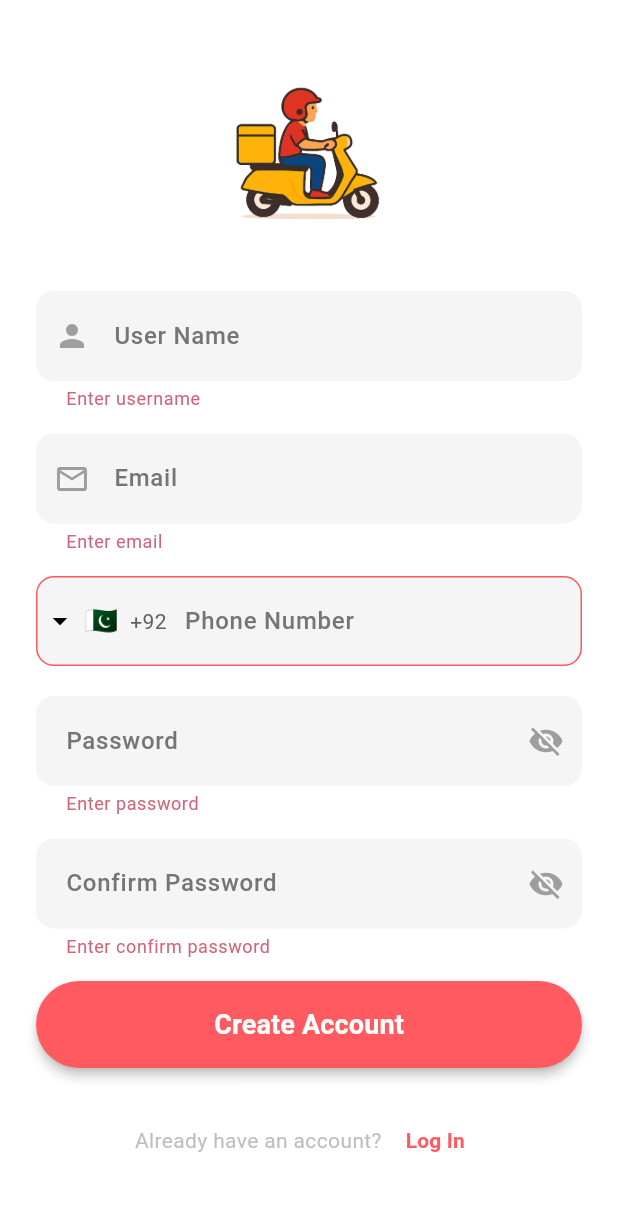
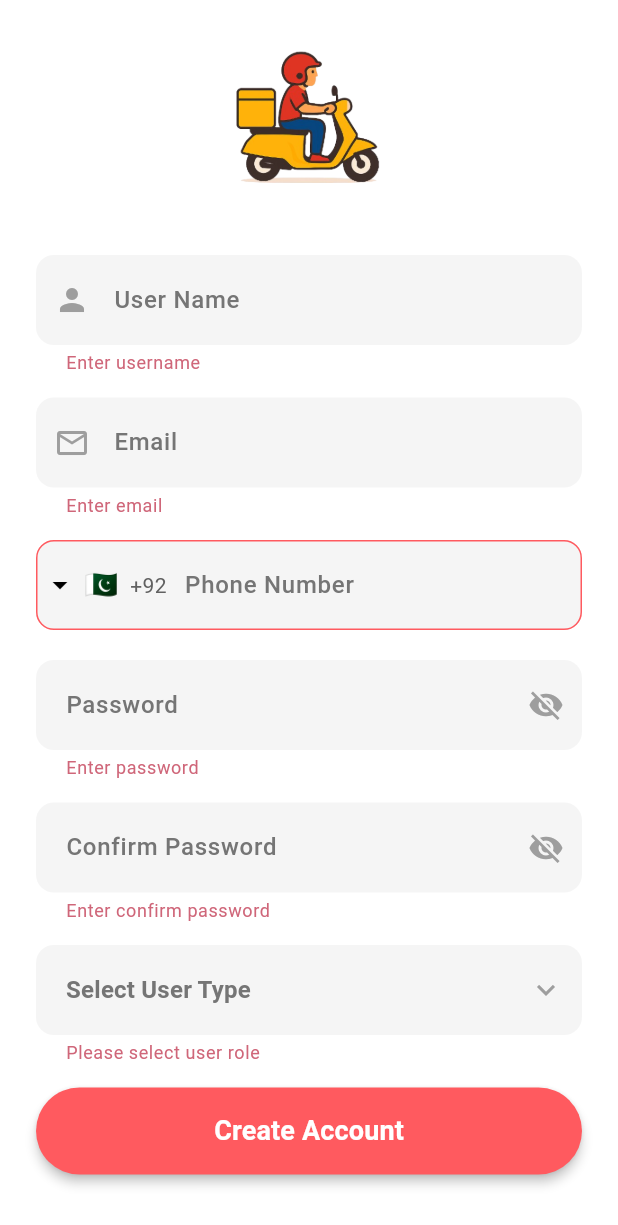
Before and after one commit to Axfal/food_panda_app, a Flutter app: the SignupScreen screen opened by its route, after a tap on "Create Account", on a phone screen of 412 x 824 dp. Shown: the top 1225 px of the screen. Run offline on Flutter 3.47's test engine with Material 3 defaults, Android fonts, the light colour scheme and no system bars; drawn by our look-alikes of intl_phone_field; our stand-ins replace animate_do, another_flushbar, bloc, cached_network_image, equatable, flutter_bloc and 10 more; missing offline and left inert: google_maps_flutter_android, google_maps_flutter_platform_interface; accounts and stored records are empty.

Commit message:
authentication complete for both vender and customer

```diff
--- a/lib/bloc/auth/sign_up/signup_event.dart
+++ b/lib/bloc/auth/sign_up/signup_event.dart
@@ -55,6 +55,15 @@ class CountryCodeChange extends SignupEvent {
   List<Object> get props => [countryCode];
 }
 
+class RoleChange extends SignupEvent {
+  final String role;
+  const RoleChange({required this.role});
+
+  @override
+  // TODO: implement props
+  List<Object> get props => [role];
+}
+
 class SignupApi extends SignupEvent {
   const SignupApi();
 
--- a/lib/bloc/auth/sign_up/signup_state.dart
+++ b/lib/bloc/auth/sign_up/signup_state.dart
@@ -7,6 +7,7 @@ class SignupStates extends Equatable {
   final String countryCode;
   final String password;
   final String confirmPassword;
+  final String role;
   final ApiResponse<String> signupApi;
 
   const SignupStates({
@@ -16,6 +17,7 @@ class SignupStates extends Equatable {
     this.password = '',
     this.phone = '',
     this.countryCode = '',
+    this.role = '',
     this.signupApi = const ApiResponse.completed(''),
   });
 
@@ -26,6 +28,7 @@ class SignupStates extends Equatable {
     String? password,
     String? phone,
     String? countryCode,
+    String? role,
     ApiResponse<String>? signupApi,
   }) {
     return SignupStates(
@@ -35,6 +38,7 @@ class SignupStates extends Equatable {
       password: password ?? this.password,
       phone: phone ?? this.phone,
       countryCode: countryCode ?? this.countryCode,
+      role: role ?? this.role,
       signupApi: signupApi ?? this.signupApi,
     );
   }
@@ -49,6 +53,7 @@ class SignupStates extends Equatable {
     countryCode,
     password,
     confirmPassword,
+    role,
     signupApi
   ];
 
--- /dev/null
+++ b/lib/config/components/custom_drop_down_button.dart
@@ -0,0 +1,78 @@
+import 'package:excellent_trade_app/Utils/constants/app_colors.dart';
+import 'package:flutter/material.dart';
+
+class CustomDropdownButton extends StatefulWidget {
+  final String hintText;
+  final IconData? prefixIcon;
+  final List<String> items;
+  final String? value;
+  final Function(String?) onChanged;
+  final String? Function(String?)? validator;
+
+  const CustomDropdownButton({
+    super.key,
+    required this.hintText,
+    required this.items,
+    required this.value,
+    required this.onChanged,
+    this.prefixIcon,
+    this.validator,
+  });
+
+  @override
+  State<CustomDropdownButton> createState() => _CustomDropdownButtonState();
+}
+
+class _CustomDropdownButtonState extends State<CustomDropdownButton> {
+  final FocusNode _focusNode = FocusNode();
+
+  @override
+  Widget build(BuildContext context) {
+    return DropdownButtonFormField<String>(
+      value: widget.value,
+      focusNode: _focusNode,
+      validator: widget.validator,
+      hint: Text(
+        widget.hintText,
+        style: TextStyle(color: Colors.grey.shade600, fontWeight: FontWeight.bold, fontSize: 16),
+      ),
+      decoration: InputDecoration(
+        filled: true,
+        fillColor: Colors.grey.shade100,
+        contentPadding: const EdgeInsets.symmetric(horizontal: 16, vertical: 18),
+        border: OutlineInputBorder(
+          borderRadius: BorderRadius.circular(12),
+          borderSide: BorderSide.none,
+        ),
+        enabledBorder: OutlineInputBorder(
+          borderRadius: BorderRadius.circular(12),
+          borderSide: BorderSide(color: AppColors.primary, width: 1),
+        ),
+        focusedBorder: OutlineInputBorder(
+          borderRadius: BorderRadius.circular(12),
+          borderSide: BorderSide(color: AppColors.primary, width: 2),
+        ),
+        prefixIcon: widget.prefixIcon != null
+            ? Padding(
+          padding: const EdgeInsets.symmetric(horizontal: 12),
+          child: Icon(widget.prefixIcon, color: Colors.grey),
+        )
+            : null,
+      ),
+      dropdownColor: Colors.white,
+      icon: const Icon(Icons.keyboard_arrow_down, color: Colors.grey),
+      items: widget.items
+          .map(
+            (item) => DropdownMenuItem<String>(
+          value: item,
+          child: Text(
+            item,
+            style: const TextStyle(fontSize: 16, color: AppColors.black),
+          ),
+        ),
+      )
+          .toList(),
+      onChanged: widget.onChanged,
+    );
+  }
+}
--- a/lib/config/components/custom_phone_field.dart
+++ b/lib/config/components/custom_phone_field.dart
@@ -9,7 +9,7 @@ class CustomPhoneField extends StatelessWidget {
   final TextEditingController controller;
   final FocusNode focusNode;
   final String initialCountryCode;
-  final Function(String)? onChanged;
+  final void Function(String countryCode, String number)? onChanged;
   final TextInputAction textInputAction;
   final String? Function(String?)? validator;
 
@@ -96,7 +96,7 @@ class CustomPhoneField extends StatelessWidget {
         ),
       ),
 
-      onChanged: (phone) => onChanged?.call(phone.completeNumber),
+      onChanged: (phone) => onChanged?.call(phone.countryCode, phone.number),
     );
   }
 }
--- a/lib/main.dart
+++ b/lib/main.dart
@@ -59,7 +59,7 @@ Future<void> initializeMapRenderer() async {
 }
 
 void main() async {
-  WidgetsFlutterBinding.ensureInitialized(); // call only once here
+  WidgetsFlutterBinding.ensureInitialized();
 
   dependencyInjector.servicesLocator();
 
--- a/lib/pages/auth/signup/signup_screen.dart
+++ b/lib/pages/auth/signup/signup_screen.dart
@@ -1,5 +1,6 @@
 import 'package:excellent_trade_app/dependency_injection/locator.dart';
 import 'package:excellent_trade_app/pages/auth/signup/signup_exports.dart';
+import 'package:excellent_trade_app/pages/auth/signup/widget/drop_down_button_input.dart';
 
 class SignupScreen extends StatefulWidget {
   const SignupScreen({super.key});
@@ -67,6 +68,9 @@ class _SignupScreenState extends State<SignupScreen> {
                       const ConfirmPasswordInput(),
                       const SizedBox(height: 15),
 
+                     const DropDownButtonInput(),
+                      const SizedBox(height: 15),
+
                       SignupButton(formKey: _formKey),
 
                       const SizedBox(height: 24),
--- a/lib/pages/auth/signup/widget/confirm_password_input.dart
+++ b/lib/pages/auth/signup/widget/confirm_password_input.dart
@@ -36,18 +36,13 @@ class _ConfirmPasswordInputState extends State<ConfirmPasswordInput> {
                 return 'Enter confirm password';
               } else if (value.length < 8) {
                 return 'Confirm Password must be at least 8 characters';
-              } else if (!RegExp(r'[A-Z]').hasMatch(value)) {
-                return 'Confirm Password must contain at least one uppercase letter';
-              } else if (!RegExp(r'[a-z]').hasMatch(value)) {
-                return 'Confirm Password must contain at least one lowercase letter';
-              } else if (!RegExp(r'[0-9]').hasMatch(value)) {
-                return 'Confirm Password must contain at least one number';
-              } else if (!RegExp(r'[!@#$%^&*(),.?":{}|<>]').hasMatch(value)) {
-                return 'Confirm Password must contain at least one special character';
               } else {
                 return null;
               }
-            }
+            },
+          onChanged: (value){
+            context.read<SignupBloc>().add(ConfirmPasswordChange(confirmPasswordChange: value));
+          },
 
         );
       },
--- /dev/null
+++ b/lib/pages/auth/signup/widget/drop_down_button_input.dart
@@ -0,0 +1,35 @@
+import 'package:excellent_trade_app/config/components/custom_drop_down_button.dart';
+import 'package:excellent_trade_app/pages/auth/signup/signup_exports.dart';
+
+class DropDownButtonInput extends StatefulWidget {
+  const DropDownButtonInput({super.key});
+
+  @override
+  State<DropDownButtonInput> createState() => _DropDownButtonInputState();
+}
+
+class _DropDownButtonInputState extends State<DropDownButtonInput> {
+
+  @override
+  Widget build(BuildContext context) {
+    return BlocBuilder<SignupBloc, SignupStates>(
+      buildWhen: (previous, current) => previous.role != current.role,
+      builder: (context, state) {
+        return CustomDropdownButton(
+          hintText: "Select User Type",
+          items: ['customer', 'restaurant_owner'],
+          value: null,
+          validator: (value) {
+            if (value == null || value.isEmpty) {
+              return 'Please select user role';
+            }
+            return null;
+          },
+          onChanged: (value) {
+            context.read<SignupBloc>().add(RoleChange(role: value!));
+          },
+        );
+      },
+    );
+  }
+}
--- a/lib/pages/auth/signup/widget/password_input.dart
+++ b/lib/pages/auth/signup/widget/password_input.dart
@@ -11,10 +11,11 @@ class _PasswordInputState extends State<PasswordInput> {
   final FocusNode focusNode = FocusNode();
   final TextEditingController passwordController = TextEditingController();
   bool _isObscured = true;
+
   @override
   Widget build(BuildContext context) {
     return BlocBuilder<SignupBloc, SignupStates>(
-      buildWhen: (current, previous) => previous.password != current.password,
+      buildWhen: (previous, current) => previous.password != current.password,
       builder: (context, state) {
         return CustomTextField(
           label: "Password",
@@ -30,22 +31,16 @@ class _PasswordInputState extends State<PasswordInput> {
               _isObscured = !_isObscured;
             });
           },
+          onChanged: (value) {
+            context.read<SignupBloc>().add(PasswordChange(passwordChange: value));
+          },
           validator: (value) {
             if (value == null || value.isEmpty) {
               return 'Enter password';
             } else if (value.length < 8) {
               return 'Password must be at least 8 characters';
-            } else if (!RegExp(r'[A-Z]').hasMatch(value)) {
-              return 'Password must contain at least one uppercase letter';
-            } else if (!RegExp(r'[a-z]').hasMatch(value)) {
-              return 'Password must contain at least one lowercase letter';
-            } else if (!RegExp(r'[0-9]').hasMatch(value)) {
-              return 'Password must contain at least one number';
-            } else if (!RegExp(r'[!@#$%^&*(),.?":{}|<>]').hasMatch(value)) {
-              return 'Password must contain at least one special character';
-            } else {
-              return null;
             }
+            return null;
           },
         );
       },
--- a/lib/pages/auth/signup/widget/signup_button.dart
+++ b/lib/pages/auth/signup/widget/signup_button.dart
@@ -8,34 +8,33 @@ class SignupButton extends StatelessWidget {
   Widget build(BuildContext context) {
     return BlocConsumer<SignupBloc, SignupStates>(
       listenWhen: (previous, current) =>
-      previous.signupApi != current.signupApi &&
-          current.signupApi.status != Status.completed, // avoids triggering from initial
+          previous.signupApi != current.signupApi,
       listener: (context, state) {
-        if (formKey.currentState!.validate()) {
-          if (state.signupApi.status == Status.error) {
-            context.flushBarErrorMessage(
-              message: state.signupApi.message.toString(),
-            );
-          }
+        if (state.signupApi.status == Status.error) {
+          context.flushBarErrorMessage(
+            message: state.signupApi.message ?? "Something went wrong",
+          );
         }
         if (state.signupApi.status == Status.completed &&
-            state.signupApi.message!.isNotEmpty) {
+            (state.signupApi.message?.isNotEmpty ?? false)) {
           Navigator.pushNamedAndRemoveUntil(
             context,
             RoutesName.login,
-                (route) => false,
+            (route) => false,
           );
         }
       },
       builder: (context, state) {
         return RoundButton(
           title: "Create Account",
+          loading: state.signupApi.status == Status.loading,
           onPress: () {
-            context.read<SignupBloc>().add(SignupApi());
+            if (formKey.currentState!.validate()) {
+              context.read<SignupBloc>().add(SignupApi());
+            }
           },
         );
       },
     );
-    ;
   }
 }
--- a/lib/pages/auth/signup/widget/user_name_input.dart
+++ b/lib/pages/auth/signup/widget/user_name_input.dart
@@ -27,13 +27,12 @@ class _UserNameInputState extends State<UserNameInput> {
           validator: (value) {
             if (value == null || value.isEmpty) {
               return 'Enter username';
-            } else if (value.length < 3) {
-              return 'Username must be at least 3 characters';
-            } else if (!RegExp(r'^[a-zA-Z0-9_]+$').hasMatch(value)) {
-              return 'Username can only contain letters, numbers, and underscores';
             } else {
               return null;
             }
+          },
+          onChanged: (value){
+            context.read<SignupBloc>().add(UserNameChange(userName: value));
           },
         );
       },
--- a/lib/pages/home/widgets/brand_list.dart
+++ b/lib/pages/home/widgets/brand_list.dart
@@ -32,7 +32,7 @@ class _BrandListState extends State<BrandList> {
   @override
   Widget build(BuildContext context) {
     return Padding(
-      padding: EdgeInsets.symmetric(horizontal: 12),
+      padding: EdgeInsets.symmetric(horizontal: 10),
       child: Column(
         crossAxisAlignment: CrossAxisAlignment.start,
         children: [
--- a/lib/service/splash/splash_service.dart
+++ b/lib/service/splash/splash_service.dart
@@ -23,7 +23,7 @@ class SplashServices {
               const Duration(seconds: 2),
               () => Navigator.pushNamedAndRemoveUntil(
                 context,
-                RoutesName.login, // login
+                RoutesName.login,
                 (route) => false,
               ),
             );
```
Also changed, not shown: lib/bloc/auth/sign_up/signup_bloc.dart (+34 -16 lines), lib/pages/auth/signup/widget/phone_input.dart (+4 -4 lines), lib/pages/home/home_page.dart (+23 -24 lines).
